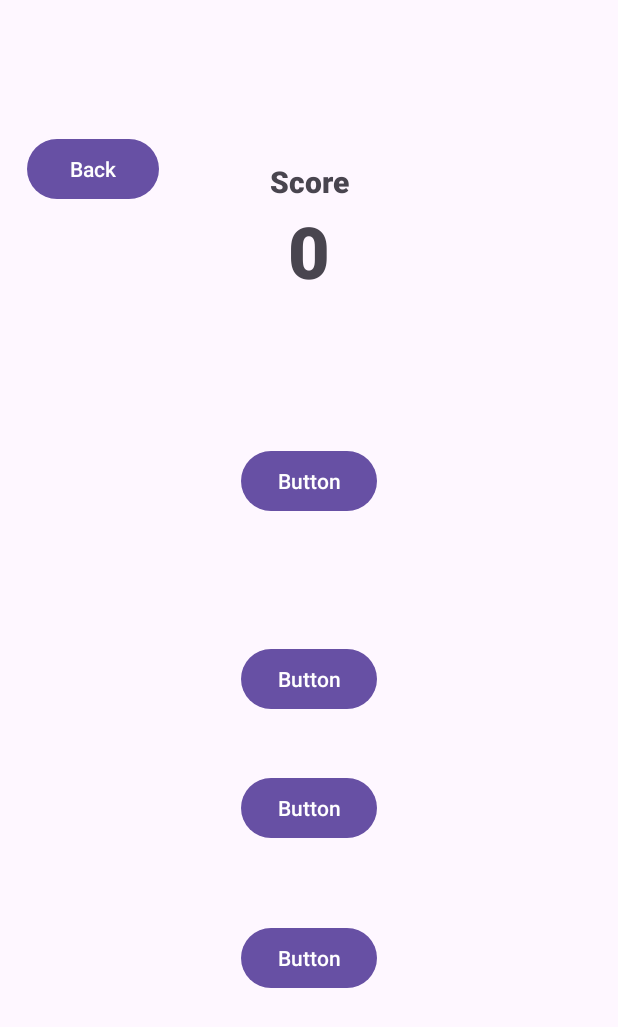
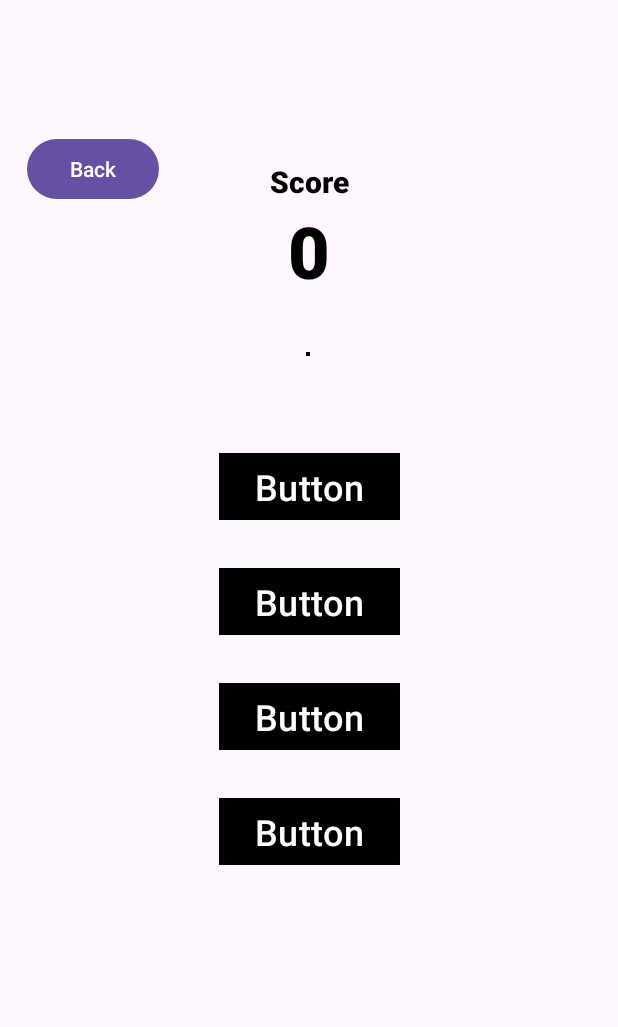
Before and after one commit to adibhalizam/Flag-IQ, an Android app: the SecondFragment screen opened through its navigation route, on a phone screen of 412 x 824 dp. Shown: the top 1027 px of the screen. Run offline under Robolectric (Android 15) with nearby library versions, the phone set to English and light mode, and no system bars; our stand-ins replace Picasso, Volley, navigation-ui; network calls fail; pictures from the network do not load.

Commit message:
Modify buttons position and stylings when incorrect

```diff
--- a/FlagIQ/app/src/main/res/layout/fragment_first.xml
+++ b/FlagIQ/app/src/main/res/layout/fragment_first.xml
@@ -27,6 +27,7 @@
             android:layout_height="wrap_content"
             android:text="Flag IQ"
             android:textSize="48sp"
+            android:textColor="@android:color/black"
             app:layout_constraintBottom_toBottomOf="parent"
             app:layout_constraintEnd_toEndOf="parent"
             app:layout_constraintStart_toStartOf="parent"
@@ -43,6 +44,7 @@
             android:fontFamily="sans-serif-black"
             android:text="HighScore"
             android:textSize="20sp"
+            android:textColor="@android:color/black"
             app:layout_constraintEnd_toEndOf="parent"
             app:layout_constraintStart_toStartOf="parent"
             app:layout_constraintTop_toTopOf="parent" />
@@ -54,6 +56,7 @@
             android:fontFamily="sans-serif-light"
             android:text="0"
             android:textSize="34sp"
+            android:textColor="@android:color/black"
             app:layout_constraintEnd_toEndOf="parent"
             app:layout_constraintStart_toStartOf="parent"
             app:layout_constraintTop_toBottomOf="@+id/highscoreLabel" />
--- a/FlagIQ/app/src/main/res/layout/fragment_second.xml
+++ b/FlagIQ/app/src/main/res/layout/fragment_second.xml
@@ -24,6 +24,9 @@
         android:layout_width="wrap_content"
         android:layout_height="wrap_content"
         android:layout_marginTop="5dp"
+        android:background="@android:color/black"
+        android:padding="1dp"
+        android:scaleType="fitCenter"
         app:layout_constraintBottom_toBottomOf="parent"
         app:layout_constraintEnd_toEndOf="parent"
         app:layout_constraintHorizontal_bias="0.498"
@@ -37,6 +40,9 @@
         android:layout_width="wrap_content"
         android:layout_height="wrap_content"
         android:text="Button"
+        android:textSize="24sp"
+        android:backgroundTint="@android:color/black"
+        app:cornerRadius="0dp"
         app:layout_constraintBottom_toBottomOf="parent"
         app:layout_constraintEnd_toEndOf="parent"
         app:layout_constraintStart_toStartOf="parent"
@@ -47,34 +53,46 @@
         android:id="@+id/button2"
         android:layout_width="wrap_content"
         android:layout_height="wrap_content"
-        android:layout_marginBottom="216dp"
+        android:layout_marginTop="24dp"
         android:text="Button"
+        android:textSize="24sp"
+        android:backgroundTint="@android:color/black"
+        app:cornerRadius="0dp"
         app:layout_constraintBottom_toBottomOf="parent"
         app:layout_constraintEnd_toEndOf="parent"
         app:layout_constraintStart_toStartOf="parent"
-        app:layout_constraintTop_toBottomOf="@+id/button" />
+        app:layout_constraintTop_toBottomOf="@+id/button"
+        app:layout_constraintVertical_bias="0.0" />
 
     <Button
         android:id="@+id/button3"
         android:layout_width="wrap_content"
         android:layout_height="wrap_content"
+        android:layout_marginTop="24dp"
         android:text="Button"
+        android:textSize="24sp"
+        android:backgroundTint="@android:color/black"
+        app:cornerRadius="0dp"
         app:layout_constraintBottom_toBottomOf="parent"
         app:layout_constraintEnd_toEndOf="parent"
         app:layout_constraintStart_toStartOf="parent"
         app:layout_constraintTop_toBottomOf="@+id/button2"
-        app:layout_constraintVertical_bias="0.151" />
+        app:layout_constraintVertical_bias="0.0" />
 
     <Button
         android:id="@+id/button4"
         android:layout_width="wrap_content"
         android:layout_height="wrap_content"
+        android:layout_marginTop="24dp"
         android:text="Button"
+        android:textSize="24sp"
+        android:backgroundTint="@android:color/black"
+        app:cornerRadius="0dp"
         app:layout_constraintBottom_toBottomOf="parent"
         app:layout_constraintEnd_toEndOf="parent"
         app:layout_constraintStart_toStartOf="parent"
         app:layout_constraintTop_toBottomOf="@+id/button3"
-        app:layout_constraintVertical_bias="0.315" />
+        app:layout_constraintVertical_bias="0.0" />
 
     <TextView
         android:id="@+id/scoreLabel"
@@ -85,6 +103,7 @@
         android:fontFamily="sans-serif-black"
         android:text="Score"
         android:textSize="20sp"
+        android:textColor="@android:color/black"
         app:layout_constraintEnd_toEndOf="parent"
         app:layout_constraintHorizontal_bias="0.011"
         app:layout_constraintStart_toEndOf="@+id/button_second"
@@ -97,6 +116,7 @@
         android:fontFamily="sans-serif-black"
         android:text="0"
         android:textSize="48sp"
+        android:textColor="@android:color/black"
         app:layout_constraintEnd_toEndOf="parent"
         app:layout_constraintStart_toStartOf="parent"
         app:layout_constraintTop_toBottomOf="@+id/scoreLabel" />
```
Also changed, not shown: FlagIQ/app/src/main/java/com/cis436/flagiq/SecondFragment.kt (+26 -1 lines).
